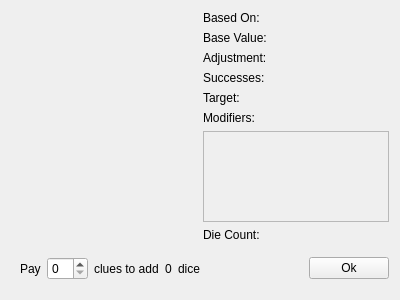
Old version of the form arkhorclient/dierollwidget.ui in the repository kingnak/arkhor.
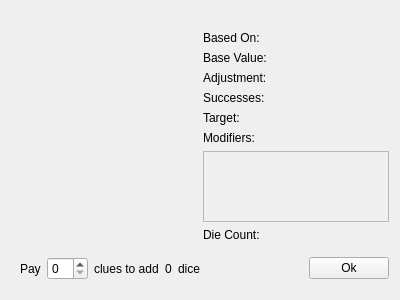
New version of the form.

The edit to the form file:
```diff
--- a/arkhorclient/dierollwidget.ui
+++ b/arkhorclient/dierollwidget.ui
@@ -14,6 +14,16 @@
    <string>Form</string>
   </property>
   <layout class="QVBoxLayout" name="verticalLayout">
+   <item>
+    <widget class="QLabel" name="lblDescription">
+     <property name="text">
+      <string/>
+     </property>
+     <property name="wordWrap">
+      <bool>true</bool>
+     </property>
+    </widget>
+   </item>
    <item>
     <layout class="QHBoxLayout" name="horizontalLayout_3">
      <item>
@@ -74,7 +84,7 @@
             <x>0</x>
             <y>0</y>
             <width>183</width>
-            <height>97</height>
+            <height>78</height>
            </rect>
           </property>
          </widget>
```
